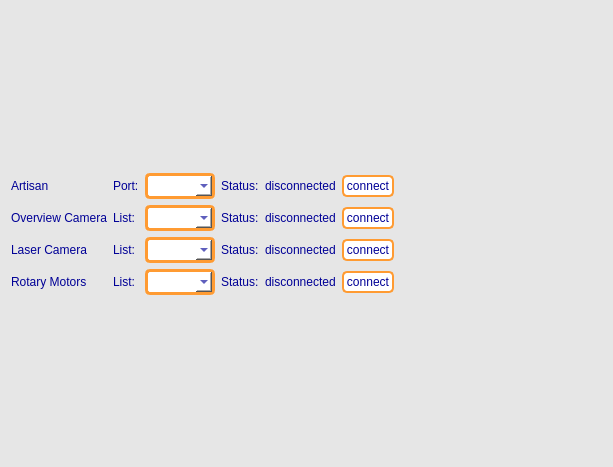
The window that GUI_files/connection_status_window.ui (goegilein/Controller) describes before a commit, drawn with Qt 5.
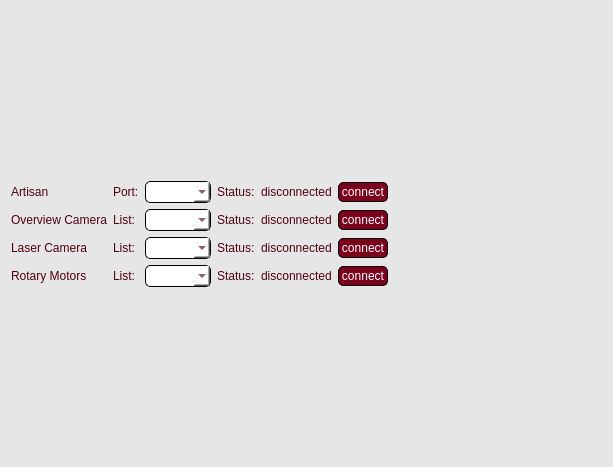
The same window after the commit.

```diff
--- a/GUI_files/connection_status_window.ui
+++ b/GUI_files/connection_status_window.ui
@@ -16,13 +16,21 @@
   <property name="styleSheet">
    <string notr="true">QWidget{
 background-color: rgb(230,230,230);
+}
 
+QGroupBox{
+color:  rgb(80, 0, 19);  /* Text color */
+font-weight: bold;  /* Bold text */
+}
+
+QLabel{
+color:  rgb(80, 0, 19);;  /* Text color */
 }
 
 QPushButton {
-	background-color: rgb(255,255,255);  /* Background color */
-    color: rgb(0, 0, 150);  /* Text color */
-    border: 2px solid rgb(255,155, 50);  /* Border color */
+	background-color: rgb(122,0,28);  /* Background color */
+	border: 1px solid rgb(0, 0, 0);
+    color: rgb(255, 255, 255);  /* Text color */
     border-radius: 5px;  /* Rounded edges */
 	padding: 2px;
 }
@@ -38,77 +46,83 @@
 	border: 3px solid rgb(205, 85, 0);
 }
 QPushButton:clicked {
-   background-color: rgb(200, 200, 210);  /* Background color when pressed */
-	border:  rgb(205, 85, 0);
+   background-color: rgb(80,0,19);  /* Background color when pressed */
+	border-color:  rgb(0,0, 0);
 }
 
 QPushButton:checked {
-    background-color: rgb(220,220, 220);
-	border: 3px solid rgb(205, 105, 0);
+    background-color: rgb(255,255,255);
+	color:  rgb(80, 0, 19);
+	border: 2px solid rgb(122, 0, 28);
 	font-weight: bold;  /* Bold text */
 }
 
+QPushButton:disabled {
+    background-color: rgb(180,180, 180);
+	border: 1px solid rgb(0, 0,0);
+}
+
 QDoubleSpinBox:enabled{
 background-color: rgb(255,255,255);
-color: rgb(0, 0, 150);  /* Text color */
-border: 1px solid rgb(255,255,255);  /* Border color */
-border-radius: 1px;  /* Rounded edges */
+color:  rgb(80, 0, 19);  /* Text color */
+border: 1px solid  rgb(122, 0, 28);  /* Border color */
+border-radius: 5px;  /* Rounded edges */
 padding : 2px;
 }
 QDoubleSpinBox:disabled{
-color: rgb(0, 0, 200);  /* Text color */
+color: rgb(80, 0, 19);  /* Text color */
 border: 1px solid rgb(255,255,255);  /* Border color */
-border-radius: 1px;  /* Rounded edges */
+border-radius: 5px;  /* Rounded edges */
 padding : 2px;
 }
 
 QSpinBox:enabled{
 background-color: rgb(255,255,255);
-color: rgb(0, 0, 150);  /* Text color */
-border: 1px solid rgb(255,255,255);  /* Border color */
-border-radius: 1px;  /* Rounded edges */
+color:  rgb(80, 0, 19);  /* Text color */
+border: 1px solid  rgb(122, 0, 28);  /* Border color */
+border-radius: 5px;  /* Rounded edges */
 padding : 2px;
+
 }
 QSpinBox:disabled{
-color: rgb(0, 0, 200);  /* Text color */
+color: rgb(80, 0, 19);  /* Text color */
 border: 1px solid rgb(255,255,255);  /* Border color */
-border-radius: 1px;  /* Rounded edges */
+border-radius: 5px;  /* Rounded edges */
 padding : 2px;
 }
 
-QGroupBox{
-color: rgb(0, 0, 150);  /* Text color */
-font-weight: bold;  /* Bold text */
-}
-
-QLabel{
-color: rgb(0, 0, 150);  /* Text color */
-}
-
 QPlainTextEdit{
 background-color: rgb(255,255,255);
 border-radius: 5px;  /* Rounded edges */
 }
 
-QLineEdit{
+QLineEdit:endabled{
 background-color: rgb(255,255,255);
-color: rgb(0, 0, 150);  /* Text color */
-border: 3px solid rgb(255,155,50);  /* Border color */
+color:  rgb(80, 0, 19);  /* Text color */
+border: 1px solid rgb(0,0,0);  /* Border color */
+border-radius: 5px;  /* Rounded edges */
+padding : 2px;
+}
+
+QLineEdit:disabled{
+background-color: rgb(230,230,230);
+color:  rgb(80, 0, 19);  /* Text color */
+border: 1px solid rgb(0,0,0);  /* Border color */
 border-radius: 5px;  /* Rounded edges */
 padding : 2px;
 }
 
 QComboBox{
 background-color: rgb(255,255,255);
-color: rgb(0, 0, 150);  /* Text color */
-border: 3px solid rgb(255,155,50);  /* Border color */
+color:  rgb(80, 0, 19);  /* Text color */
+border: 1px solid rgb(0,0,0);  /* Border color */
 border-radius: 5px;  /* Rounded edges */
 padding : 2px;
 }
 
 QTabBar::tab {
-    color: rgb(0, 0, 150); 
-    border: 2px solid rgb(255,155,50);
+    color:  rgb(80, 0, 19); 
+    border: 1px solid rgb(122,0,28);
     padding: 5px;
     border-top-left-radius: 5px;
     border-top-right-radius: 5px;
@@ -116,16 +130,17 @@
 }
 
 QTabBar::tab:selected {
-    color:rgb(0, 0, 150); 
+    color:  rgb(80, 0, 19); 
     background-color: rgb(255, 255, 255); ;
     font-weight: bold;
-	border: 3px solid rgb(235, 135, 30);
+	border: 2px solid rgb(122, 0, 28);
 }
 
 QTabBar::tab:hover {
-    color: rgb(0, 0, 200); /* Slightly lighter orange */
-	background-color: rgb(245, 245, 255); ;
-}</string>
+    color:  rgb(122, 0, 28); /* Slightly lighter orange */
+	background-color: rgb(245, 245, 245); ;
+}
+</string>
   </property>
   <layout class="QGridLayout" name="gridLayout">
    <item row="3" column="2">
```
Left out of the diff: 10 changed lines with no effect on the pictures.
